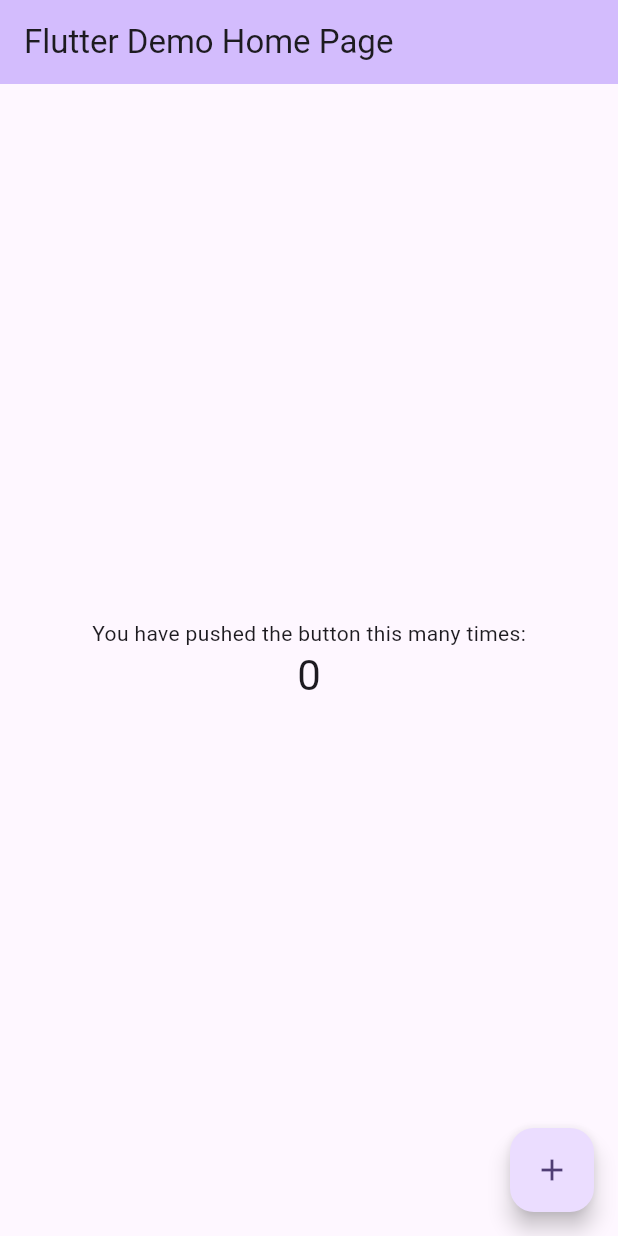
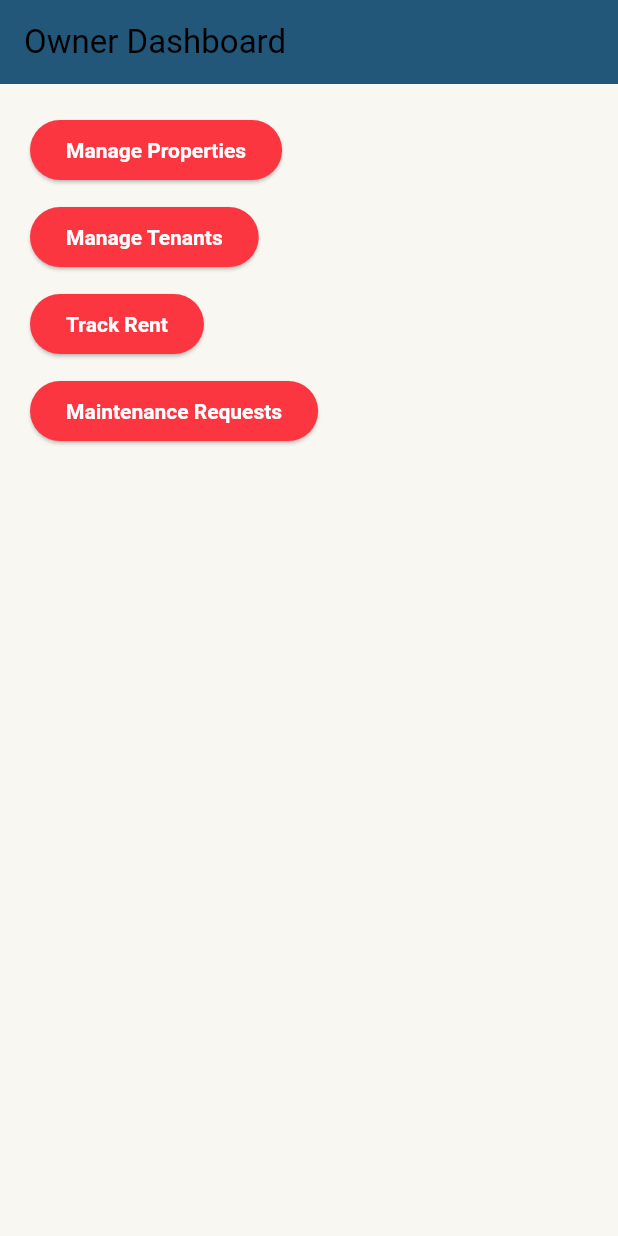
Before and after one commit to Inn-o/Rent-Easy-App, a Flutter app: the screen it shows after launch, on a phone screen of 412 x 824 dp. Run offline on Flutter 3.47's test engine with Material 3 defaults, Android fonts, the phone set to English and light mode, and no system bars; our stand-ins replace cloud_firestore, firebase_auth, firebase_core; accounts and stored records are empty.

Commit message:
Second Commit: The backbone of the app is finally taking shape

```diff
--- /dev/null
+++ b/devtools_options.yaml
@@ -0,0 +1,3 @@
+description: This file stores settings for Dart & Flutter DevTools.
+documentation: https://docs.flutter.dev/tools/devtools/extensions#configure-extension-enablement-states
+extensions:
--- /dev/null
+++ b/lib/app.dart
@@ -0,0 +1,22 @@
+import 'package:flutter/material.dart';
+import 'package:rent_easy/theme.dart';
+import 'package:rent_easy/views/auth/login.dart';
+import 'package:rent_easy/views/owner/owner_dashboard.dart';
+//import 'package:rent_easy/views/owner/onboarding/onboarding_screen.dart';
+//import 'package:rent_easy/views/owner/dashboard.dart';
+//import 'package:rent_east/theme.dart';
+
+class MyApp extends StatelessWidget {
+  const MyApp({super.key});
+
+  @override
+  Widget build(BuildContext context) {
+    return MaterialApp(
+      title: 'RentEase',
+      debugShowCheckedModeBanner: false,
+      theme: appTheme,
+      //home: const LoginScreen(),
+      home: const OwnerDashboard(),
+    );
+  }
+}
--- a/lib/main.dart
+++ b/lib/main.dart
@@ -1,122 +1,9 @@
 import 'package:flutter/material.dart';
+import 'package:firebase_core/firebase_core.dart';
+import 'app.dart';
 
-void main() {
+void main() async {
+  WidgetsFlutterBinding.ensureInitialized();
+  await Firebase.initializeApp();
   runApp(const MyApp());
 }
-
-class MyApp extends StatelessWidget {
-  const MyApp({super.key});
-
-  // This widget is the root of your application.
-  @override
-  Widget build(BuildContext context) {
-    return MaterialApp(
-      title: 'Flutter Demo',
-      theme: ThemeData(
-        // This is the theme of your application.
-        //
-        // TRY THIS: Try running your application with "flutter run". You'll see
-        // the application has a purple toolbar. Then, without quitting the app,
-        // try changing the seedColor in the colorScheme below to Colors.green
-        // and then invoke "hot reload" (save your changes or press the "hot
-        // reload" button in a Flutter-supported IDE, or press "r" if you used
-        // the command line to start the app).
-        //
-        // Notice that the counter didn't reset back to zero; the application
-        // state is not lost during the reload. To reset the state, use hot
-        // restart instead.
-        //
-        // This works for code too, not just values: Most code changes can be
-        // tested with just a hot reload.
-        colorScheme: ColorScheme.fromSeed(seedColor: Colors.deepPurple),
-      ),
-      home: const MyHomePage(title: 'Flutter Demo Home Page'),
-    );
-  }
-}
-
-class MyHomePage extends StatefulWidget {
-  const MyHomePage({super.key, required this.title});
-
-  // This widget is the home page of your application. It is stateful, meaning
-  // that it has a State object (defined below) that contains fields that affect
-  // how it looks.
-
-  // This class is the configuration for the state. It holds the values (in this
-  // case the title) provided by the parent (in this case the App widget) and
-  // used by the build method of the State. Fields in a Widget subclass are
-  // always marked "final".
-
-  final String title;
-
-  @override
-  State<MyHomePage> createState() => _MyHomePageState();
-}
-
-class _MyHomePageState extends State<MyHomePage> {
-  int _counter = 0;
-
-  void _incrementCounter() {
-    setState(() {
-      // This call to setState tells the Flutter framework that something has
-      // changed in this State, which causes it to rerun the build method below
-      // so that the display can reflect the updated values. If we changed
-      // _counter without calling setState(), then the build method would not be
-      // called again, and so nothing would appear to happen.
-      _counter++;
-    });
-  }
-
-  @override
-  Widget build(BuildContext context) {
-    // This method is rerun every time setState is called, for instance as done
-    // by the _incrementCounter method above.
-    //
-    // The Flutter framework has been optimized to make rerunning build methods
-    // fast, so that you can just rebuild anything that needs updating rather
-    // than having to individually change instances of widgets.
-    return Scaffold(
-      appBar: AppBar(
-        // TRY THIS: Try changing the color here to a specific color (to
-        // Colors.amber, perhaps?) and trigger a hot reload to see the AppBar
-        // change color while the other colors stay the same.
-        backgroundColor: Theme.of(context).colorScheme.inversePrimary,
-        // Here we take the value from the MyHomePage object that was created by
-        // the App.build method, and use it to set our appbar title.
-        title: Text(widget.title),
-      ),
-      body: Center(
-        // Center is a layout widget. It takes a single child and positions it
-        // in the middle of the parent.
-        child: Column(
-          // Column is also a layout widget. It takes a list of children and
-          // arranges them vertically. By default, it sizes itself to fit its
-          // children horizontally, and tries to be as tall as its parent.
-          //
-          // Column has various properties to control how it sizes itself and
-          // how it positions its children. Here we use mainAxisAlignment to
-          // center the children vertically; the main axis here is the vertical
-          // axis because Columns are vertical (the cross axis would be
-          // horizontal).
-          //
-          // TRY THIS: Invoke "debug painting" (choose the "Toggle Debug Paint"
-          // action in the IDE, or press "p" in the console), to see the
-          // wireframe for each widget.
-          mainAxisAlignment: MainAxisAlignment.center,
-          children: <Widget>[
-            const Text('You have pushed the button this many times:'),
-            Text(
-              '$_counter',
-              style: Theme.of(context).textTheme.headlineMedium,
-            ),
-          ],
-        ),
-      ),
-      floatingActionButton: FloatingActionButton(
-        onPressed: _incrementCounter,
-        tooltip: 'Increment',
-        child: const Icon(Icons.add),
-      ), // This trailing comma makes auto-formatting nicer for build methods.
-    );
-  }
-}
--- /dev/null
+++ b/lib/theme.dart
@@ -0,0 +1,16 @@
+import 'package:flutter/material.dart';
+
+final ThemeData appTheme = ThemeData(
+  scaffoldBackgroundColor: const Color(0xFFF8F7F2),
+  colorScheme: ColorScheme.fromSwatch().copyWith(
+    primary: const Color(0xFF22577A),
+    secondary: const Color(0xFFFB3640),
+  ),
+  elevatedButtonTheme: ElevatedButtonThemeData(
+    style: ElevatedButton.styleFrom(
+      backgroundColor: const Color(0xFFFB3640),
+      foregroundColor: Colors.white,
+      textStyle: const TextStyle(fontWeight: FontWeight.bold),
+    ),
+  ),
+);
--- /dev/null
+++ b/lib/views/owner/owner_dashboard.dart
@@ -0,0 +1,80 @@
+// lib/screens/owner_dashboard.dart
+import 'package:flutter/material.dart';
+import 'package:rent_easy/views/owner/screens/maintenance_screen.dart';
+import 'package:rent_easy/views/owner/screens/rent_tracking_screen.dart';
+import 'screens/properties_screen.dart';
+import 'screens/tenants_screen.dart';
+
+class OwnerDashboard extends StatelessWidget {
+  const OwnerDashboard({super.key});
+
+  @override
+  Widget build(BuildContext context) {
+    return Scaffold(
+      backgroundColor: Color(0xFFF8F7F2),
+      appBar: AppBar(
+        title: Text('Owner Dashboard'),
+        backgroundColor: Color(0xFF22577A),
+      ),
+      body: Padding(
+        padding: const EdgeInsets.all(20.0),
+        child: Column(
+          crossAxisAlignment: CrossAxisAlignment.start,
+          children: [
+            ElevatedButton(
+              style: ElevatedButton.styleFrom(
+                backgroundColor: Color(0xFFFB3640),
+              ),
+              onPressed: () {
+                Navigator.push(
+                  context,
+                  MaterialPageRoute(builder: (context) => PropertiesScreen()),
+                );
+              },
+              child: Text('Manage Properties'),
+            ),
+            SizedBox(height: 10),
+            ElevatedButton(
+              style: ElevatedButton.styleFrom(
+                backgroundColor: Color(0xFFFB3640),
+              ),
+              onPressed: () {
+                Navigator.push(
+                  context,
+                  MaterialPageRoute(builder: (context) => TenantsScreen()),
+                );
+              },
+              child: Text('Manage Tenants'),
+            ),
+            SizedBox(height: 10),
+            ElevatedButton(
+              style: ElevatedButton.styleFrom(
+                backgroundColor: Color(0xFFFB3640),
+              ),
+              onPressed: () {
+                Navigator.push(
+                  context,
+                  MaterialPageRoute(builder: (context) => RentTrackingScreen()),
+                );
+              },
+              child: Text('Track Rent'),
+            ),
+            SizedBox(height: 10),
+            ElevatedButton(
+              style: ElevatedButton.styleFrom(
+                backgroundColor: Color(0xFFFB3640),
+              ),
+              onPressed: () {
+                Navigator.push(
+                  context,
+                  MaterialPageRoute(builder: (context) => MaintenanceScreen()),
+                );
+              },
+              child: Text('Maintenance Requests'),
+            ),
+          ],
+        ),
+      ),
+    );
+  }
+}
```
Also changed, not shown: lib/core/services/onboarding_service.dart (added, +11 -0 lines), lib/views/auth/login.dart (added, +87 -0 lines), lib/views/auth/register_screen.dart (added, +78 -0 lines), lib/views/owner/onboarding/onboarding_screen.dart (added, +105 -0 lines), lib/views/owner/screens/maintenance_screen.dart (added, +21 -0 lines), lib/views/owner/screens/properties_screen.dart (added, +20 -0 lines), lib/views/owner/screens/rent_tracking_screen.dart (added, +21 -0 lines), lib/views/owner/screens/tenants_screen.dart (added, +23 -0 lines), lib/views/tenant/screens/profile_screen.dart (added, +15 -0 lines), lib/views/tenant/screens/rent_payment_screen.dart (added, +16 -0 lines), lib/views/tenant/screens/submit_maintenance_request_screen.dart (added, +16 -0 lines), lib/views/tenant/tenants_dashboard.dart (added, +68 -0 lines), 2 other files.
